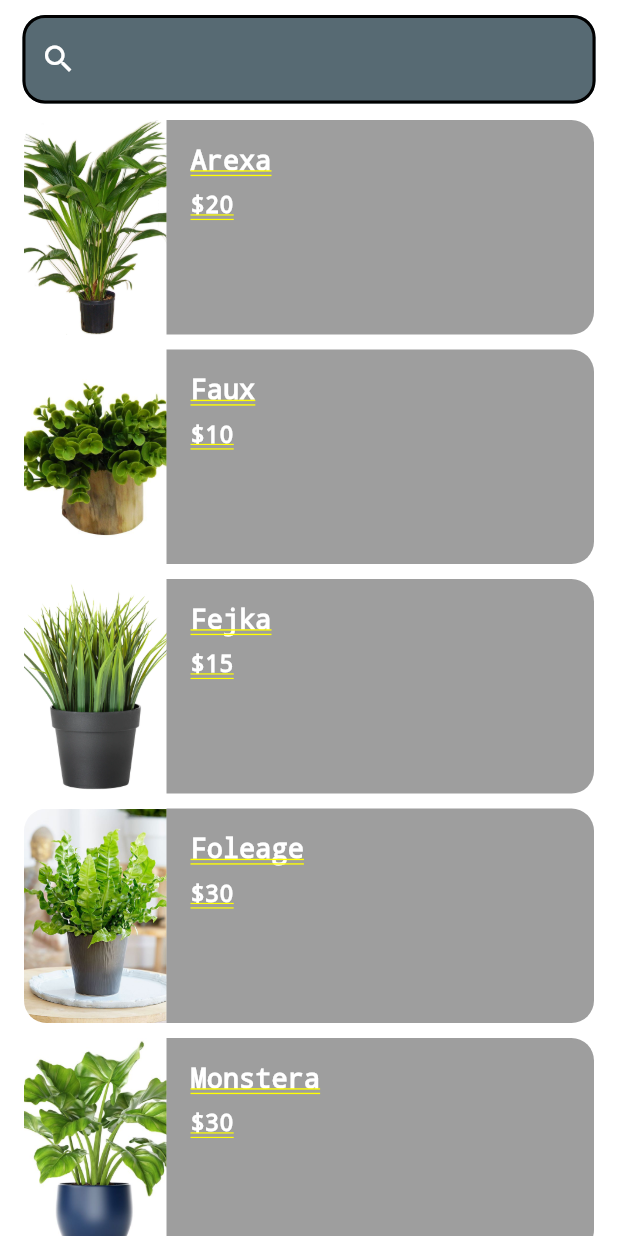
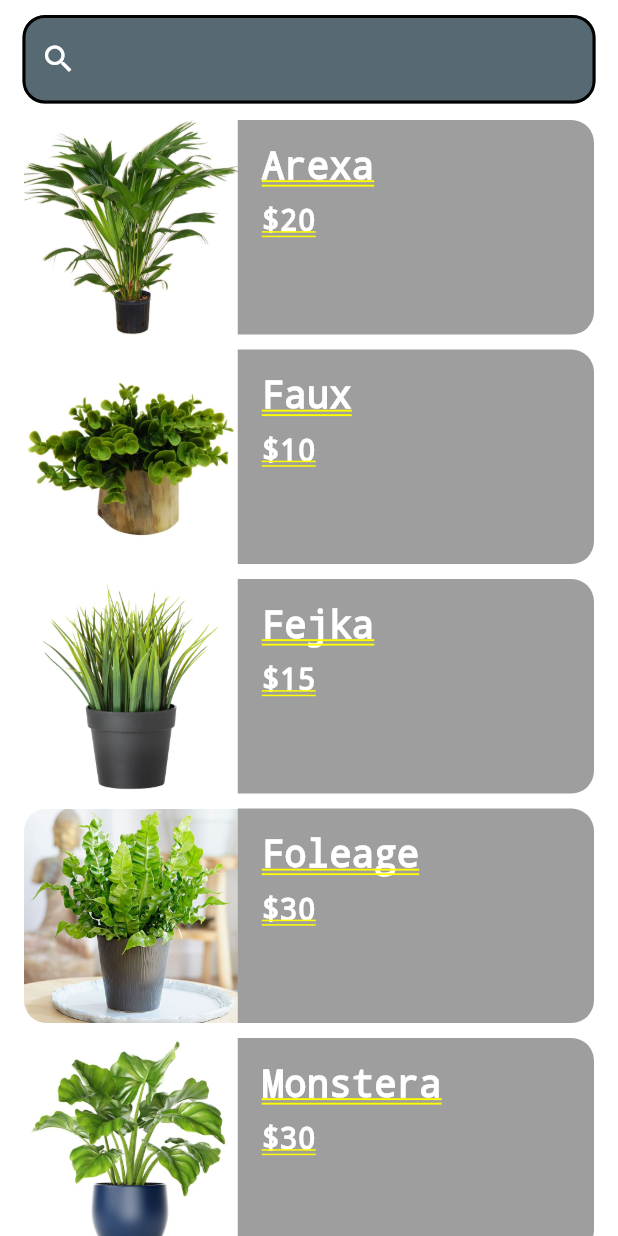
Before and after one commit to Diyorjon825/shop_app, a Flutter app: the SearchPage screen opened by its route, on a phone screen of 412 x 824 dp. Run offline on Flutter 3.47's test engine with Material 2 defaults, Android fonts, the phone set to English and light mode, and no system bars; our stand-ins replace flutter_rating_stars.

Commit message:
version-0.0.3

```diff
--- a/lib/pages/buy_page.dart
+++ b/lib/pages/buy_page.dart
@@ -77,7 +77,7 @@ class _BuyPageState extends State<BuyPage> {
                           starSpacing: 2,
                           maxValueVisibility: true,
                           valueLabelVisibility: true,
-                          animationDuration: Duration(milliseconds: 1000),
+                          animationDuration: const Duration(milliseconds: 1000),
                           valueLabelPadding: const EdgeInsets.symmetric(
                               vertical: 1, horizontal: 8),
                           valueLabelMargin: const EdgeInsets.only(right: 8),
--- a/lib/pages/home_page.dart
+++ b/lib/pages/home_page.dart
@@ -79,10 +79,14 @@ class _HomePageState extends State<HomePage> {
                       Text(
                         plants[index].name,
                         style: const TextStyle(color: Colors.white),
+                        maxLines: 1,
+                        overflow: TextOverflow.ellipsis,
                       ),
                       Text(
                         '\$ ${plants[index].cost}',
                         style: const TextStyle(color: Colors.white),
+                        maxLines: 1,
+                        overflow: TextOverflow.ellipsis,
                       )
                     ],
                   ),
--- a/lib/pages/search_page.dart
+++ b/lib/pages/search_page.dart
@@ -56,6 +56,7 @@ class _SearchPageState extends State<SearchPage> {
                     crossAxisAlignment: CrossAxisAlignment.stretch,
                     children: [
                       Expanded(
+                        flex: 3,
                         child: Container(
                           decoration: BoxDecoration(
                               borderRadius: const BorderRadius.only(
@@ -68,7 +69,7 @@ class _SearchPageState extends State<SearchPage> {
                         ),
                       ),
                       Expanded(
-                        flex: 3,
+                        flex: 5,
                         child: Container(
                           padding: const EdgeInsets.all(16),
                           decoration: const BoxDecoration(
@@ -85,13 +86,17 @@ class _SearchPageState extends State<SearchPage> {
                               Text(
                                 findPlants[index].name,
                                 style: const TextStyle(
-                                    fontSize: 18, color: Colors.white),
+                                    fontSize: 25, color: Colors.white),
+                                maxLines: 1,
+                                overflow: TextOverflow.ellipsis,
                               ),
                               const SizedBox(height: 10),
                               Text(
                                 '\$${findPlants[index].cost}',
                                 style: const TextStyle(
-                                    fontSize: 16, color: Colors.white),
+                                    fontSize: 20, color: Colors.white),
+                                maxLines: 1,
+                                overflow: TextOverflow.ellipsis,
                               ),
                             ],
                           ),
```
Also changed, not shown: lib/pages/shop_page.dart (+27 -7 lines).
